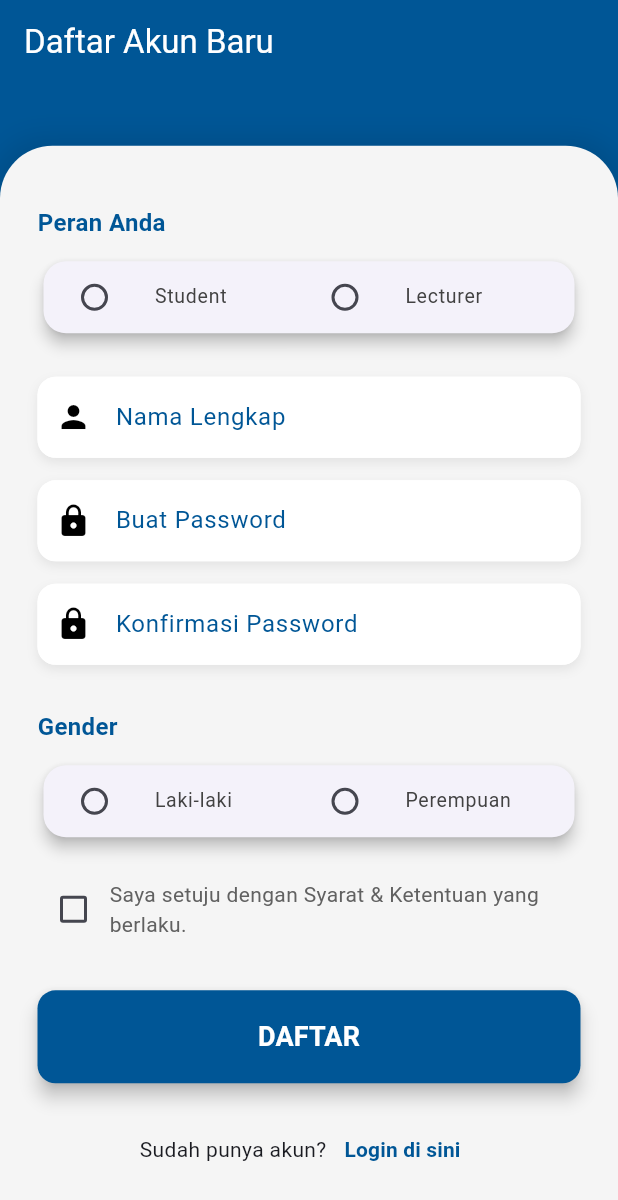
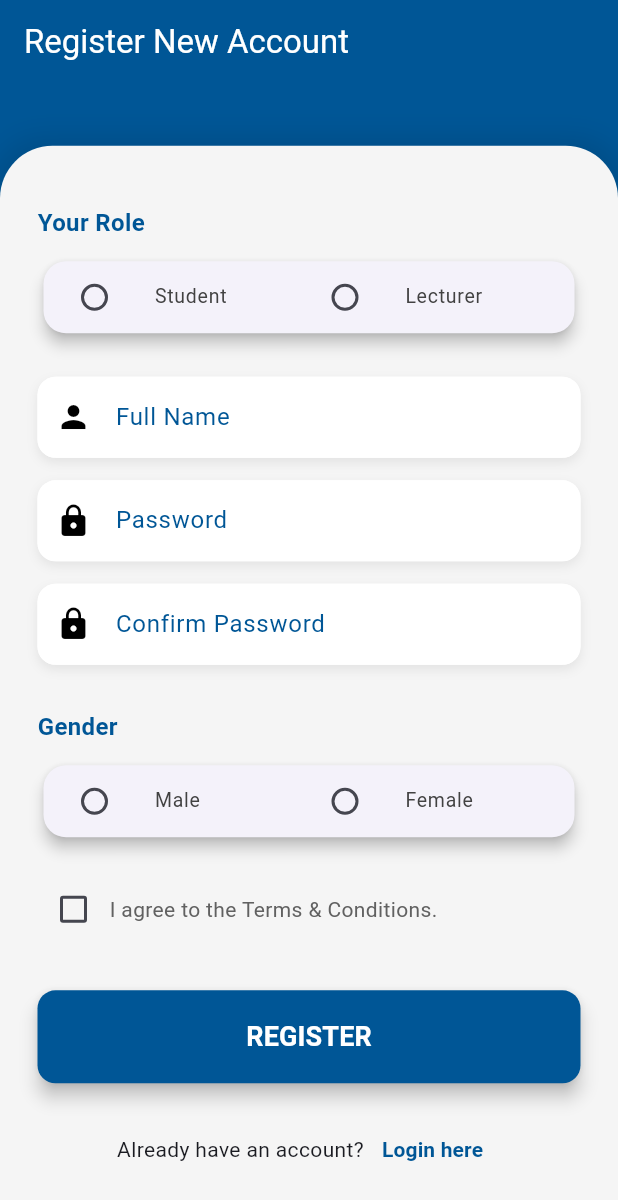
Before and after one commit to reyner-orlando/presportal, a Flutter app: the screen it shows after launch, after a tap on "Register here!", on a phone screen of 412 x 824 dp. Shown: the top 1200 px of the screen. Run offline on Flutter 3.47's test engine with Material 3 defaults, Android fonts, the phone set to English and light mode, and no system bars; our stand-ins replace cloud_firestore, firebase_auth, firebase_core, table_calendar; accounts and stored records are empty.

Commit message:
add forgot password page and translate login and register page

```diff
--- a/lib/main.dart
+++ b/lib/main.dart
@@ -57,7 +57,7 @@ class MyApp extends StatelessWidget {
               final difference = DateTime.now().difference(lastSignIn);
 
               // Ganti .inMinutes dengan .inHours jika sudah siap rilis (misal 1 Jam)
-              if (difference.inMinutes >= 1) {
+              if (difference.inMinutes >= 60) {
 
                 // Logout Paksa
                 Future.microtask(() => FirebaseAuth.instance.signOut());
@@ -67,7 +67,6 @@ class MyApp extends StatelessWidget {
               }
             }
             // --------------------------------------------------
-
 
             // --------------------------------------------------
             // B. AMBIL DATA PROFIL (JIKA WAKTU AMAN)
--- a/lib/pages/LoginPage.dart
+++ b/lib/pages/LoginPage.dart
@@ -1,8 +1,9 @@
 import 'package:flutter/material.dart';
 import 'package:cloud_firestore/cloud_firestore.dart';
 import 'package:firebase_auth/firebase_auth.dart';
-import 'HomeWrapper.dart'; // Import Dashboard
-import 'RegisterPage.dart'; // Import Register
+import 'HomeWrapper.dart';
+import 'RegisterPage.dart';
+import 'ForgotPasswordPage.dart';
 
 class LoginPage extends StatefulWidget {
   const LoginPage({super.key});
@@ -43,7 +44,7 @@ class _LoginScreenState extends State<LoginPage> {
     final String password = _passwordController.text;
 
     if (identifier.isEmpty || password.isEmpty) {
-      ScaffoldMessenger.of(context).showSnackBar(const SnackBar(content: Text('Email atau Password wajib diisi!')));
+      ScaffoldMessenger.of(context).showSnackBar(const SnackBar(content: Text('Email or Password must be filled!')));
       return;
     }
     setState(() {
@@ -65,7 +66,7 @@ class _LoginScreenState extends State<LoginPage> {
             .collection('users').where('email', isEqualTo: finalEmail).limit(1).get();
 
         if (emailSnapshot.docs.isEmpty) {
-          ScaffoldMessenger.of(context).showSnackBar(const SnackBar(content: Text('Email tidak terdaftar.')));
+          ScaffoldMessenger.of(context).showSnackBar(const SnackBar(content: Text('Email is not registered.')));
           return;
         }
 
@@ -79,7 +80,7 @@ class _LoginScreenState extends State<LoginPage> {
         userDoc = await FirebaseFirestore.instance.collection('users').doc(uniqueDocId).get();
 
         if (!userDoc.exists) {
-          ScaffoldMessenger.of(context).showSnackBar(const SnackBar(content: Text('ID (NIM/Dosen) tidak terdaftar.')));
+          ScaffoldMessenger.of(context).showSnackBar(const SnackBar(content: Text('(Student/Lecturer) ID not registered.')));
           return;
         }
 
@@ -87,7 +88,7 @@ class _LoginScreenState extends State<LoginPage> {
       }
 
       if (!userDoc.exists) {
-        ScaffoldMessenger.of(context).showSnackBar(const SnackBar(content: Text('Gagal mendapatkan data pengguna.')));
+        ScaffoldMessenger.of(context).showSnackBar(const SnackBar(content: Text('Failed to fetch user data.')));
         return;
       }
 
@@ -106,7 +107,7 @@ class _LoginScreenState extends State<LoginPage> {
         context,
         MaterialPageRoute(
           builder: (context) => HomeWrapper(
-            userName: userData['full_name'] ?? 'Pengguna',
+            userName: userData['full_name'] ?? 'User',
             userId: uniqueDocId,
             userRole: userRole,
           ),
@@ -114,21 +115,21 @@ class _LoginScreenState extends State<LoginPage> {
       );
 
       ScaffoldMessenger.of(context).showSnackBar(
-        SnackBar(content: Text('Login berhasil! Selamat datang, ${userData['full_name'] ?? 'Pengguna'} (${userRole}).'), backgroundColor: primaryBlue),
+        SnackBar(content: Text('Login Successfull! Welcome, ${userData['full_name'] ?? 'User'} (${userRole}).'), backgroundColor: primaryBlue),
       );
 
     } on FirebaseAuthException catch (e) {
       String errorMessage;
       if (e.code == 'user-not-found' || e.code == 'invalid-credential' || e.code == 'wrong-password') {
-        errorMessage = 'Email atau Password salah.';
+        errorMessage = 'Wrong Email or Password .';
       } else {
-        errorMessage = 'Login gagal: ${e.message}';
+        errorMessage = 'Login failed: ${e.message}';
       }
       ScaffoldMessenger.of(context).showSnackBar(SnackBar(content: Text(errorMessage)));
     } on FirebaseException catch (e) {
-      ScaffoldMessenger.of(context).showSnackBar(SnackBar(content: Text('Error Database: ${e.message}. Cek aturan Firestore.')));
+      ScaffoldMessenger.of(context).showSnackBar(SnackBar(content: Text('Error Database: ${e.message}.')));
     } catch (e) {
-      ScaffoldMessenger.of(context).showSnackBar(const SnackBar(content: Text('Terjadi kesalahan tak terduga.')));
+      ScaffoldMessenger.of(context).showSnackBar(const SnackBar(content: Text('Unexpected Error Occurred.')));
     } finally {
       // [MODIFIKASI 3] Matikan loading apa pun yang terjadi (Sukses/Gagal)
       // Cek mounted agar tidak error jika user sudah pindah halaman
@@ -282,8 +283,8 @@ class _LoginScreenState extends State<LoginPage> {
 
                       // Input Email
                       _buildInputField(
-                        label: 'Student Email',
-                        hintText: 'student@president.ac.id',
+                        label: 'Email',
+                        hintText: 'Enter your email',
                         controller: _identifierController,
                         type: TextInputType.emailAddress,
                       ),
@@ -342,8 +343,11 @@ class _LoginScreenState extends State<LoginPage> {
                       Center(
                         child: TextButton(
                           onPressed: () {
-                            // Implementasi logika lupa password
-                            ScaffoldMessenger.of(context).showSnackBar(const SnackBar(content: Text('Fungsi Lupa Password belum diimplementasi.')));
+                            // [MODIFIKASI] Navigasi ke Halaman Forgot Password
+                            Navigator.push(
+                              context,
+                              MaterialPageRoute(builder: (context) => const ForgotPasswordPage()),
+                            );
                           },
                           child: Text('Forgot your password?', style: TextStyle(color: primaryBlue, fontWeight: FontWeight.w600)),
                         ),
@@ -353,7 +357,7 @@ class _LoginScreenState extends State<LoginPage> {
                       Row(
                         mainAxisAlignment: MainAxisAlignment.center,
                         children: [
-                          Text('New student? ',
+                          Text('New user? ',
                               textAlign: TextAlign.center,
                               style: TextStyle(color: secondaryTextColor.withOpacity(0.7))),
                           TextButton(
@@ -375,7 +379,7 @@ class _LoginScreenState extends State<LoginPage> {
 
                 // 3. FOOTER
                 Text(
-                  '© 2024 President University. All rights reserved.',
+                  '© 2025 PresPortal. All rights reserved.',
                   style: Theme.of(context).textTheme.bodySmall!.copyWith(color: secondaryTextColor),
                   textAlign: TextAlign.center,
                 ),
--- a/lib/pages/RegisterPage.dart
+++ b/lib/pages/RegisterPage.dart
@@ -25,13 +25,10 @@ class _RegisterScreenState extends State<RegisterPage> {
   bool _agreedToTerms = false;
   bool _isLoading = false;
 
-  // --- DOMAIN WAJIB TUNGGAL ---
-  final String requiredSingleDomain = '@student.president.ac.id';
-
   // Tambahkan Instance Auth
   final FirebaseAuth _auth = FirebaseAuth.instance;
 
-  // --- DEFINISI WARNA BARU BERDASARKAN HEX CODE ---
+  // --- DEFINISI WARNA BERDASARKAN HEX CODE ---
   final Color primaryBlue = const Color(0xFF005696); // Deep Blue
   final Color accentBlack = Colors.black; // Hitam sebagai aksen
   final Color backgroundColor = const Color(0xFFF5F5F5); // Light Grey
@@ -58,14 +55,13 @@ class _RegisterScreenState extends State<RegisterPage> {
     final String uniqueId = _selectedRole == 'Student'
         ? _nimController.text.trim()
         : _lecturerIdController.text.trim();
-    final String requiredDomain = requiredSingleDomain;
     final String idFieldName = _selectedRole == 'Student' ? 'nim' : 'lecturer_id';
 
     // --- VALIDASI PERAN ---
     if (_selectedRole == null) {
       ScaffoldMessenger.of(context).showSnackBar(
         SnackBar(
-          content: Text('Peran (Student/Lecturer) wajib dipilih.', style: TextStyle(color: Colors.white)),
+          content: Text('Must choose (Student/Lecturer) role.', style: TextStyle(color: Colors.white)),
           backgroundColor: accentBlack,
         ),
       );
@@ -73,27 +69,37 @@ class _RegisterScreenState extends State<RegisterPage> {
       return;
     }
 
-    // Validasi Domain Email
+    // --- [MODIFIKASI] VALIDASI DOMAIN DINAMIS ---
+    String requiredDomain;
+    if (_selectedRole == 'Student') {
+      requiredDomain = '@student.president.ac.id';
+    } else {
+      requiredDomain = '@president.ac.id';
+    }
+
     if (!email.endsWith(requiredDomain)) {
       ScaffoldMessenger.of(context).showSnackBar(
         SnackBar(
-          content: Text('Email harus menggunakan domain $requiredDomain.', style: const TextStyle(color: Colors.white)),
+          content: Text('Email for $_selectedRole must use domain $requiredDomain', style: const TextStyle(color: Colors.white)),
           backgroundColor: accentBlack,
         ),
       );
       setState(() => _isLoading = false);
       return;
     }
+    // ---------------------------------------------
 
     // Validasi Field Wajib Umum
     if (uniqueId.isEmpty || email.isEmpty || fullName.isEmpty || password.isEmpty || confirmPassword.isEmpty || _selectedGender == null || !_agreedToTerms) {
-      ScaffoldMessenger.of(context).showSnackBar(const SnackBar(content: Text('Semua field dan persetujuan wajib diisi!'), backgroundColor: Colors.red));
+      ScaffoldMessenger.of(context).showSnackBar(const SnackBar(content: Text('All fields and agreement must be filled!'), backgroundColor: Colors.red));
+      setState(() => _isLoading = false); // Jangan lupa matikan loading
       return;
     }
 
     // Validasi Password
     if (password != confirmPassword) {
-      ScaffoldMessenger.of(context).showSnackBar(const SnackBar(content: Text('Password dan Konfirmasi Password tidak cocok!'), backgroundColor: Colors.red));
+      ScaffoldMessenger.of(context).showSnackBar(const SnackBar(content: Text('Password and Confirm Password is not match!'), backgroundColor: Colors.red));
+      setState(() => _isLoading = false);
       return;
     }
     // --- END VALIDASI ---
@@ -108,7 +114,7 @@ class _RegisterScreenState extends State<RegisterPage> {
 
       await FirebaseFirestore.instance.collection('users').doc(uniqueId).set({
         'user_id': userId,
-        idFieldName: uniqueId,
+        idFieldName: uniqueId, // nim atau lecturer_id
         'email': email,
         'full_name': fullName,
         'gender': _selectedGender,
@@ -116,9 +122,10 @@ class _RegisterScreenState extends State<RegisterPage> {
         'registration_date': FieldValue.serverTimestamp(),
         'status': 'active',
         'profile_image_url': 'https://picsum.photos/seed/default/200/200',
-        'gpa': 3.6,
-        'courses': 10,
-        'credits': 45,
+        // Default stats bisa disesuaikan kalau Lecturer tidak butuh GPA/Credits
+        'gpa': _selectedRole == 'Student' ? 3.6 : 0.0,
+        'courses': 0,
+        'credits': 0,
       });
       if (!mounted) return;
       Navigator.pushReplacement(
@@ -127,19 +134,20 @@ class _RegisterScreenState extends State<RegisterPage> {
       );
       ScaffoldMessenger.of(context).showSnackBar(
         SnackBar(
-          content: Text('Pendaftaran ID $uniqueId berhasil! Silakan Login.'),
+          content: Text('ID $uniqueId registered successfully! Please Login.'),
           backgroundColor: primaryBlue,
         ),
       );
     } on FirebaseAuthException catch (e) {
       if (!mounted) return;
+      setState(() => _isLoading = false);
       String errorMessage;
       if (e.code == 'weak-password') {
-        errorMessage = 'Password terlalu lemah.';
+        errorMessage = 'Password is too weak.';
       } else if (e.code == 'email-already-in-use') {
-        errorMessage = 'Email sudah terdaftar. Silakan login.';
+        errorMessage = 'Email is already registered. Please login.';
       } else {
-        errorMessage = 'Gagal mendaftar: ${e.message}';
+        errorMessage = 'Failed to register: ${e.message}';
       }
       ScaffoldMessenger.of(context).showSnackBar(SnackBar(content: Text(errorMessage), backgroundColor: Colors.red));
     } on FirebaseException catch (e) {
@@ -149,8 +157,9 @@ class _RegisterScreenState extends State<RegisterPage> {
       setState(() => _isLoading = false);
     } catch (e) {
       if (!mounted) return;
+      setState(() => _isLoading = false);
       ScaffoldMessenger.of(context).showSnackBar(
-        const SnackBar(content: Text('Terjadi kesalahan tak terduga.'), backgroundColor: Colors.red),
+        const SnackBar(content: Text('Unexpected Error.'), backgroundColor: Colors.red),
       );
     }
   }
@@ -160,10 +169,10 @@ class _RegisterScreenState extends State<RegisterPage> {
     return Column(
       crossAxisAlignment: CrossAxisAlignment.start,
       children: [
-        Text('Peran Anda', style: TextStyle(fontSize: 16, fontWeight: FontWeight.bold, color: color)),
+        Text('Your Role', style: TextStyle(fontSize: 16, fontWeight: FontWeight.bold, color: color)),
         const SizedBox(height: 10),
         Card(
-          elevation: 4, // Card lebih menonjol
+          elevation: 4,
           shape: RoundedRectangleBorder(borderRadius: BorderRadius.circular(15)),
           child: Padding(
             padding: const EdgeInsets.symmetric(horizontal: 10),
@@ -190,10 +199,10 @@ class _RegisterScreenState extends State<RegisterPage> {
             _selectedRole = value;
             _nimController.clear();
             _lecturerIdController.clear();
-            _emailController.clear();
+            _emailController.clear(); // Bersihkan email saat ganti role agar hint terlihat
           });
         },
-        activeColor: color, // Deep Blue
+        activeColor: color,
       ),
       contentPadding: EdgeInsets.zero,
       dense: true,
@@ -206,12 +215,15 @@ class _RegisterScreenState extends State<RegisterPage> {
       return const SizedBox.shrink();
     }
 
-    String idLabel = _selectedRole == 'Student' ? 'NIM Mahasiswa' : 'ID Dosen';
+    String idLabel = _selectedRole == 'Student' ? 'Student ID' : 'Lecturer ID';
     TextEditingController idController = _selectedRole == 'Student' ? _nimController : _lecturerIdController;
     TextInputType idType = _selectedRole == 'Student' ? TextInputType.number : TextInputType.text;
     IconData idIcon = _selectedRole == 'Student' ? Icons.badge : Icons.school;
 
-    String hintDomain = requiredSingleDomain;
+    // [MODIFIKASI] Hint Dinamis
+    String hintDomain = _selectedRole == 'Student'
+        ? '@student.president.ac.id'
+        : '@president.ac.id';
 
     return Column(
       children: [
@@ -221,14 +233,14 @@ class _RegisterScreenState extends State<RegisterPage> {
 
         // Input Email Kampus
         _buildInputField(
-          'Email Kampus',
+          'University Email',
           Icons.email,
           TextInputType.emailAddress,
           primaryColor,
           accentColor,
           controller: _emailController,
-          hintText: 'contoh' + hintDomain,
-          hintColor: accentColor, // Icon Hitam, Hint Hitam
+          hintText: 'ex: name$hintDomain', // Menampilkan contoh format
+          hintColor: Colors.grey,
         ),
         const SizedBox(height: 15),
       ],
@@ -243,30 +255,29 @@ class _RegisterScreenState extends State<RegisterPage> {
     final screenHeight = MediaQuery.of(context).size.height;
 
     return Scaffold(
-      backgroundColor: primaryColor, // Background Scaffold Deep Blue
+      backgroundColor: primaryColor,
       appBar: AppBar(
-        title: const Text('Daftar Akun Baru'),
-        backgroundColor: primaryColor, // Deep Blue
+        title: const Text('Register New Account'),
+        backgroundColor: primaryColor,
         foregroundColor: Colors.white,
         elevation: 0,
-        // Tombol Back Deep Blue (default)
       ),
       body: SingleChildScrollView(
         child: Column(
           children: [
-            // Area Kosong/Padding di Atas (Deep Blue)
+            // Area Kosong/Padding di Atas
             Container(
               height: screenHeight * 0.05,
               color: primaryColor,
             ),
 
-            // FORM CARD CONTAINER (Bagian yang menarik)
+            // FORM CARD CONTAINER
             Container(
               width: double.infinity,
               constraints: BoxConstraints(minHeight: screenHeight * 0.95),
               padding: const EdgeInsets.only(top: 30, left: 25.0, right: 25.0, bottom: 40),
               decoration: BoxDecoration(
-                color: backgroundColor, // Light Grey Background
+                color: backgroundColor,
                 borderRadius: const BorderRadius.vertical(top: Radius.circular(35)),
                 boxShadow: [
                   BoxShadow(
@@ -279,10 +290,6 @@ class _RegisterScreenState extends State<RegisterPage> {
               child: Column(
                 crossAxisAlignment: CrossAxisAlignment.start,
                 children: [
-                  // Judul Halaman Dihapus:
-                  // Text('Buat Akun Kampus', style: Theme.of(context).textTheme.headlineSmall!.copyWith(fontWeight: FontWeight.bold, color: primaryColor)),
-
-                  // Menyesuaikan jarak setelah penghapusan judul
                   const SizedBox(height: 10),
 
                   // SELECTION: Role
@@ -290,18 +297,18 @@ class _RegisterScreenState extends State<RegisterPage> {
                   const SizedBox(height: 25),
 
                   // Input Nama Lengkap
-                  _buildInputField('Nama Lengkap', Icons.person, TextInputType.text, primaryColor, accentColor, controller: _fullNameController),
+                  _buildInputField('Full Name', Icons.person, TextInputType.text, primaryColor, accentColor, controller: _fullNameController),
                   const SizedBox(height: 15),
 
                   // Input Dinamis (NIM/ID Dosen & Email)
                   _buildDynamicInputFields(primaryColor, accentColor),
 
                   // Input Password
-                  _buildPasswordField('Buat Password', primaryColor, accentColor, controller: _passwordController),
+                  _buildPasswordField('Password', primaryColor, accentColor, controller: _passwordController),
                   const SizedBox(height: 15),
 
                   // Input Konfirmasi Password
-                  _buildPasswordField('Konfirmasi Password', primaryColor, accentColor, controller: _confirmPasswordController),
+                  _buildPasswordField('Confirm Password', primaryColor, accentColor, controller: _confirmPasswordController),
                   const SizedBox(height: 30),
 
                   // SELECTION: Gender
@@ -318,7 +325,7 @@ class _RegisterScreenState extends State<RegisterPage> {
                     child: ElevatedButton(
                       onPressed: _registerUser,
                       style: ElevatedButton.styleFrom(
-                        backgroundColor: primaryColor, // Deep Blue
+                        backgroundColor: primaryColor,
                         foregroundColor: Colors.white,
                         padding: const EdgeInsets.symmetric(vertical: 18),
                         shape: RoundedRectangleBorder(borderRadius: BorderRadius.circular(12)),
@@ -326,7 +333,7 @@ class _RegisterScreenState extends State<RegisterPage> {
                       ),
                       child: _isLoading
                           ? const CircularProgressIndicator(color: Colors.white)
-                          : const Text('DAFTAR', style: TextStyle(fontSize: 18, fontWeight: FontWeight.bold)),),
+                          : const Text('REGISTER', style: TextStyle(fontSize: 18, fontWeight: FontWeight.bold)),),
                   ),
                   const SizedBox(height: 20),
 
@@ -334,7 +341,7 @@ class _RegisterScreenState extends State<RegisterPage> {
                   Row(
                     mainAxisAlignment: MainAxisAlignment.center,
                     children: [
-                      const Text("Sudah punya akun?"),
+                      const Text("Already have an account?"),
                       TextButton(
                         onPressed: () {
                           Navigator.pushReplacement(
@@ -343,7 +350,7 @@ class _RegisterScreenState extends State<RegisterPage> {
                           );
                         },
                         child: Text(
-                          'Login di sini',
+                          'Login here',
                           style: TextStyle(color: primaryColor, fontWeight: FontWeight.bold),
                         ),
                       ),
@@ -372,8 +379,8 @@ class _RegisterScreenState extends State<RegisterPage> {
           child: Padding(
             padding: const EdgeInsets.symmetric(horizontal: 10),
             child: Row(children: [
-              Expanded(child: _buildRadioTile('Laki-laki', color)),
-              Expanded(child: _buildRadioTile('Perempuan', color)),
+              Expanded(child: _buildRadioTile('Male', color)),
+              Expanded(child: _buildRadioTile('Female', color)),
             ]),
           ),
         ),
@@ -399,12 +406,11 @@ class _RegisterScreenState extends State<RegisterPage> {
     return Row(
       children: [
         Checkbox(value: _agreedToTerms, onChanged: (bool? value) { setState(() { _agreedToTerms = value!; }); }, activeColor: color),
-        Expanded(child: Text('Saya setuju dengan Syarat & Ketentuan yang berlaku.', style: TextStyle(fontSize: 14, color: Colors.grey.shade700))),
+        Expanded(child: Text('I agree to the Terms & Conditions.', style: TextStyle(fontSize: 14, color: Colors.grey.shade700))),
       ],
     );
   }
 
-  // Input Field Ditingkatkan
   Widget _buildInputField(String label, IconData icon, TextInputType type, Color color, Color accentColor, {required TextEditingController controller, String? hintText, Color? hintColor}) {
     return Container(
       decoration: BoxDecoration(
@@ -423,17 +429,17 @@ class _RegisterScreenState extends State<RegisterPage> {
         keyboardType: type,
         decoration: InputDecoration(
           labelText: label,
-          labelStyle: TextStyle(color: color), // Label Deep Blue
+          labelStyle: TextStyle(color: color),
           hintText: hintText,
           hintStyle: TextStyle(color: hintColor ?? Colors.grey),
-          prefixIcon: Icon(icon, color: accentColor), // Icon Hitam
+          prefixIcon: Icon(icon, color: accentColor),
           border: OutlineInputBorder(
             borderRadius: BorderRadius.circular(12),
-            borderSide: BorderSide.none, // Hapus border
+            borderSide: BorderSide.none,
           ),
           focusedBorder: OutlineInputBorder(
             borderRadius: BorderRadius.circular(12),
-            borderSide: BorderSide(color: color, width: 2.0), // Border fokus Deep Blue
+            borderSide: BorderSide(color: color, width: 2.0),
           ),
           filled: true,
           fillColor: Colors.white,
@@ -443,7 +449,6 @@ class _RegisterScreenState extends State<RegisterPage> {
     );
   }
 
-  // Password Field Ditingkatkan
   Widget _buildPasswordField(String label, Color color, Color accentColor, {required TextEditingController controller}) {
     return Container(
       decoration: BoxDecoration(
@@ -462,15 +467,15 @@ class _RegisterScreenState extends State<RegisterPage> {
         obscureText: true,
         decoration: InputDecoration(
           labelText: label,
-          labelStyle: TextStyle(color: color), // Label Deep Blue
-          prefixIcon: Icon(Icons.lock, color: accentColor), // Icon Hitam
+          labelStyle: TextStyle(color: color),
+          prefixIcon: Icon(Icons.lock, color: accentColor),
           border: OutlineInputBorder(
             borderRadius: BorderRadius.circular(12),
             borderSide: BorderSide.none,
           ),
           focusedBorder: OutlineInputBorder(
             borderRadius: BorderRadius.circular(12),
-            borderSide: BorderSide(color: color, width: 2.0), // Border fokus Deep Blue
+            borderSide: BorderSide(color: color, width: 2.0),
           ),
           filled: true,
           fillColor: Colors.white,
```
Also changed, not shown: lib/models/booking.dart (+7 -5 lines), lib/pages/ForgotPasswordPage.dart (added, +230 -0 lines), lib/pages/HomePage.dart (+3 -5 lines).
